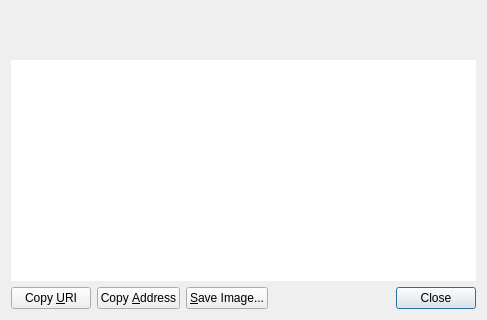
Qt form src/qt/forms/receiverequestdialog.ui (bee-group/beenode) before a commit; both pictures show x 0 to 487 and y 277 to 597 of the 487 by 597 pixel window.
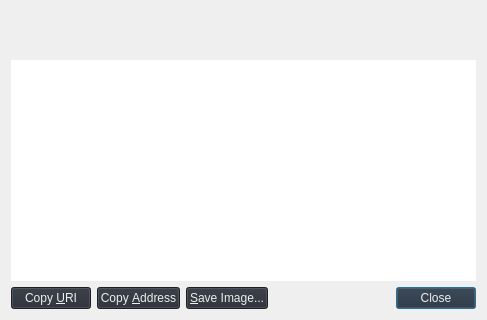
The same form after that commit. Custom widgets are drawn as their Qt base class.

What changed in the file:
```diff
--- a/src/qt/forms/receiverequestdialog.ui
+++ b/src/qt/forms/receiverequestdialog.ui
@@ -71,6 +71,10 @@
     <layout class="QHBoxLayout" name="horizontalLayout">
      <item>
       <widget class="QPushButton" name="btnCopyURI">
+       <property name="styleSheet">
+        <string notr="true">background-color: rgb(39, 43, 52);
+color: rgb(238, 238, 236);</string>
+       </property>
        <property name="text">
         <string>Copy &amp;URI</string>
        </property>
@@ -81,6 +85,10 @@
      </item>
      <item>
       <widget class="QPushButton" name="btnCopyAddress">
+       <property name="styleSheet">
+        <string notr="true">background-color: rgb(39, 43, 52);
+color: rgb(238, 238, 236);</string>
+       </property>
        <property name="text">
         <string>Copy &amp;Address</string>
        </property>
@@ -91,6 +99,10 @@
      </item>
      <item>
       <widget class="QPushButton" name="btnSaveAs">
+       <property name="styleSheet">
+        <string notr="true">background-color: rgb(39, 43, 52);
+color: rgb(238, 238, 236);</string>
+       </property>
        <property name="text">
         <string>&amp;Save Image...</string>
        </property>
@@ -114,6 +126,10 @@
      </item>
      <item>
       <widget class="QDialogButtonBox" name="buttonBox">
+       <property name="styleSheet">
+        <string notr="true">background-color: rgb(39, 43, 52);
+color: rgb(238, 238, 236);</string>
+       </property>
        <property name="standardButtons">
         <set>QDialogButtonBox::Close</set>
        </property>
```
